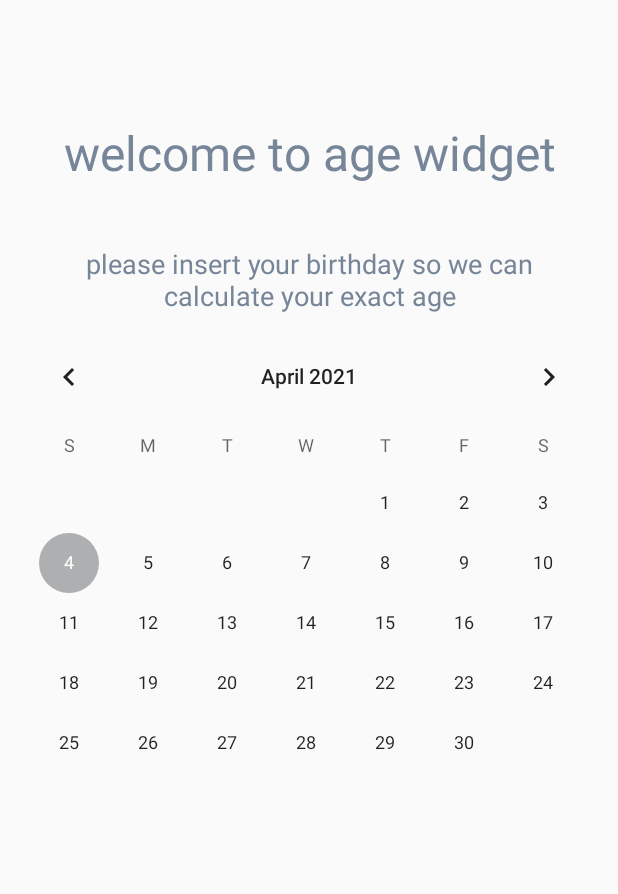
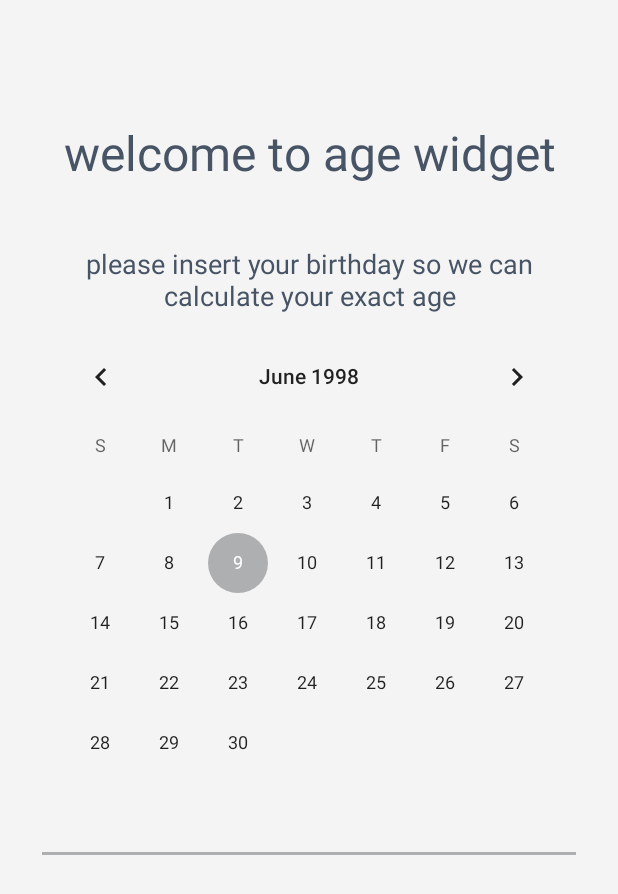
Before and after one commit to keivanshamlu/AgeWidget, an Android app: the screen it shows after launch (MainActivity), on a phone screen of 412 x 824 dp. Shown: the top 894 px of the screen. Run offline under Robolectric (Android 15) with nearby library versions, the light colour scheme and no system bars; our stand-ins replace Dagger/Hilt's generated code, Room's generated code, data binding; 2 statements that could not run were skipped.

Commit message:
more on main logics for not registered user

```diff
--- a/app/src/main/java/com/shamlou/agewidget/db/user/UserBirth.kt
+++ b/app/src/main/java/com/shamlou/agewidget/db/user/UserBirth.kt
@@ -3,6 +3,7 @@ package com.shamlou.agewidget.db.user
 import androidx.room.ColumnInfo
 import androidx.room.Entity
 import androidx.room.PrimaryKey
+import com.shamlou.agewidget.domain.BirthDomain
 import com.shamlou.agewidget.domain.UserBirthDomain
 
 @Entity
@@ -18,9 +19,11 @@ data class UserBirth(
 fun UserBirth.toDomain(): UserBirthDomain = this.let {
     UserBirthDomain(
         firstName ?: "",
-        birthDay ?: "",
-        birthMonth ?: "",
-        birthYear ?: "",
-        birthDateFormated ?: ""
+        BirthDomain(
+            birthDay ?: "",
+            birthMonth ?: "",
+            birthYear ?: "",
+            birthDateFormated ?: ""
+        )
     )
 }
--- /dev/null
+++ b/app/src/main/java/com/shamlou/agewidget/domain/BirthDomain.kt
@@ -0,0 +1,7 @@
+package com.shamlou.agewidget.domain
+data class BirthDomain(
+    val birthDay: String,
+    val birthMonth: String,
+    val birthYear: String,
+    val birthDateFormated: String
+)
--- a/app/src/main/java/com/shamlou/agewidget/domain/UserBirthDomain.kt
+++ b/app/src/main/java/com/shamlou/agewidget/domain/UserBirthDomain.kt
@@ -2,8 +2,5 @@ package com.shamlou.agewidget.domain
 
 data class UserBirthDomain(
     val firstName: String,
-    val birthDay: String,
-    val birthMonth: String,
-    val birthYear: String,
-    val birthDateFormated: String
+    val userBirthDomain: BirthDomain
 )
--- a/app/src/main/java/com/shamlou/agewidget/ui/MainActivity.kt
+++ b/app/src/main/java/com/shamlou/agewidget/ui/MainActivity.kt
@@ -2,12 +2,14 @@ package com.shamlou.agewidget.ui
 
 import android.appwidget.AppWidgetManager
 import android.os.Bundle
-import android.widget.Toast
+import android.widget.CalendarView.OnDateChangeListener
 import androidx.activity.viewModels
 import androidx.appcompat.app.AppCompatActivity
 import androidx.lifecycle.Observer
 import com.shamlou.agewidget.databinding.ActivityMainBinding
 import dagger.hilt.android.AndroidEntryPoint
+import kotlinx.android.synthetic.main.layout_user_registererd.*
+import java.util.*
 
 
 @AndroidEntryPoint
@@ -32,8 +34,17 @@ class MainActivity : AppCompatActivity() {
 //        setResult(Activity.RESULT_OK, resultValue)
 //        finish()
 
+        setCalnderStuff()
+        observeViewModel()
+    }
 
-        observeViewModel()
+    private fun setCalnderStuff(){
+
+        calendar_view.date = GregorianCalendar(1998, 5, 9).timeInMillis
+        calendar_view.setOnDateChangeListener { calendarView, year, month, dayOfMonth ->
+
+            viewModel.setSelectedDateButWeAreNotSure(year,month,dayOfMonth)
+        }
     }
 
     private fun observeViewModel(){
@@ -41,5 +52,8 @@ class MainActivity : AppCompatActivity() {
         viewModel.userBirthCache.observe(this , Observer {
 
         })
+        viewModel.offerGetName.observe(this , Observer {
+
+        })
     }
 }
--- a/app/src/main/java/com/shamlou/agewidget/ui/ViewModelMain.kt
+++ b/app/src/main/java/com/shamlou/agewidget/ui/ViewModelMain.kt
@@ -1,11 +1,13 @@
 package com.shamlou.agewidget.ui
 
+import android.util.Log
 import androidx.lifecycle.LiveData
 import androidx.lifecycle.MediatorLiveData
 import androidx.lifecycle.MutableLiveData
 import androidx.lifecycle.ViewModel
 import com.shamlou.agewidget.base.BirthResource
 import com.shamlou.agewidget.base.Event
+import com.shamlou.agewidget.domain.BirthDomain
 import com.shamlou.agewidget.domain.UserBirthDomain
 import com.shamlou.agewidget.usecases.UseCaseCheckUserBirthCache
 import dagger.hilt.android.lifecycle.HiltViewModel
@@ -19,14 +21,11 @@ class ViewModelMain
     private val _userBirthCache = MediatorLiveData<BirthResource<UserBirthDomain>>()
     val userBirthCache: LiveData<BirthResource<UserBirthDomain>> get() = _userBirthCache
 
-    private val _userRegistered = MutableLiveData<Event<UserBirthDomain>>()
-    val userRegistered: LiveData<Event<UserBirthDomain>> = _userRegistered
-
-    private val _userNotRegistered = MutableLiveData<Event<Unit>>()
-    val userNotRegistered: LiveData<Event<Unit>> = _userNotRegistered
-
     private val _appWidgetId = MutableLiveData<Int?>()
     val appWidgetId: LiveData<Int?> = _appWidgetId
+
+    private val _selectedBirthDate = MutableLiveData<BirthDomain?>()
+    val selectedBirthDate: LiveData<BirthDomain?> = _selectedBirthDate
 
     init {
 
@@ -53,4 +52,10 @@ class ViewModelMain
 
         _appWidgetId.value = appWidgetId
     }
+
+    fun setSelectedDateButWeAreNotSure(year : Int, month : Int, dayOfMonthyear : Int){
+
+        Log.d("selected date" , "$year:$month:$dayOfMonthyear")
+        _selectedBirthDate.value = BirthDomain(dayOfMonthyear.toString() , month.toString() , year.toString() , "$year:$month:$dayOfMonthyear")
+    }
 }
--- a/app/src/main/res/layout/activity_main.xml
+++ b/app/src/main/res/layout/activity_main.xml
@@ -35,7 +35,6 @@
             app:layout_constraintEnd_toEndOf="parent"
             app:layout_constraintBottom_toBottomOf="parent" />
 
-
         <include
             bind:viewModel="@{viewModel}"
             layout="@layout/layout_user_registererd"
--- a/app/src/main/res/layout/layout_user_registererd.xml
+++ b/app/src/main/res/layout/layout_user_registererd.xml
@@ -20,7 +20,7 @@
             android:layout_width="wrap_content"
             android:layout_height="wrap_content"
             android:text="welcome to age widget"
-            android:textColor="@color/steel_500"
+            android:textColor="@color/steel_700"
             android:textSize="32dp"
             android:gravity="center"
             app:layout_constraintTop_toTopOf="parent"
@@ -36,7 +36,7 @@
             android:gravity="center"
             android:layout_height="wrap_content"
             android:text="@string/not_registered_desc"
-            android:textColor="@color/steel_500"
+            android:textColor="@color/steel_700"
             android:textSize="18dp"
             app:layout_constraintTop_toBottomOf="@+id/text_view_not_registered_welcome"
             app:layout_constraintStart_toStartOf="parent"
@@ -45,21 +45,41 @@
             />
 
         <CalendarView
+            android:maxDate="12/31/2010"
+            android:minDate="01/01/1990"
             android:layout_marginTop="8dp"
+            android:layout_marginStart="24dp"
+            android:layout_marginEnd="24dp"
             app:layout_constraintTop_toBottomOf="@+id/text_view_not_registered_desc"
             app:layout_constraintStart_toStartOf="parent"
             app:layout_constraintEnd_toEndOf="parent"
             android:id="@+id/calendar_view"
-            android:weekNumberColor="@color/steel_500"
-            android:outlineSpotShadowColor="@color/steel_500"
-            android:outlineAmbientShadowColor="@color/steel_500"
-            android:focusedMonthDateColor="@color/steel_500"
-            android:unfocusedMonthDateColor="@color/steel_500"
-            android:selectedWeekBackgroundColor="@color/steel_500"
-            android:weekSeparatorLineColor="@color/steel_500"
             android:layout_width="match_parent"
             android:layout_height="300dp"
             />
 
+        <com.google.android.material.textfield.TextInputEditText
+            android:id="@+id/edit_text_enter_name"
+            android:layout_width="0dp"
+            android:layout_height="wrap_content"
+            android:layout_marginTop="20dp"
+            android:fontFamily="@font/robotobold"
+            android:gravity="start"
+            android:inputType="text"
+            android:maxLength="10"
+            android:maxLines="1"
+            android:autofillHints="please enter your beautiful name"
+            android:paddingStart="15dp"
+            android:textAlignment="viewStart"
+            android:textColor="@color/steel_700"
+            android:textDirection="rtl"
+            android:layout_marginStart="24dp"
+            android:layout_marginEnd="24dp"
+            app:layout_constraintTop_toBottomOf="@+id/calendar_view"
+            app:layout_constraintStart_toStartOf="parent"
+            app:layout_constraintEnd_toEndOf="parent"
+            android:textSize="13sp"/>
+
+
     </androidx.constraintlayout.widget.ConstraintLayout>
 </layout>
--- a/app/src/main/res/values/colors.xml
+++ b/app/src/main/res/values/colors.xml
@@ -6,7 +6,7 @@
     <color name="colorRed">#9D0035</color>
     <color name="colorBlue">#2196F3</color>
     <color name="steel">#AEAFB0</color>
-    <color name="background_colors">#FAFAFA</color>
+    <color name="background_colors">#F4F4F4</color>
     <color name="steel_100">#f5f8fa</color>
     <color name="steel_200">#dee3e7</color>
     <color name="steel_300">#afb9c5</color>
--- a/app/src/main/res/values/styles.xml
+++ b/app/src/main/res/values/styles.xml
@@ -22,4 +22,12 @@
         <item name="android:textColor">@color/steel</item>
         <item name="android:fontFamily">@font/robotobold</item>
     </style>
+
+    <style name="CalenderViewDateCustomText" parent="android:TextAppearance.DeviceDefault.Small">
+        <item name="android:textColor">@color/steel_500</item>
+    </style>
+
+    <style name="CalenderViewWeekCustomText" parent="android:TextAppearance.DeviceDefault.Small">
+        <item name="android:textColor">@color/steel_500</item>
+    </style>
 </resources>
```
